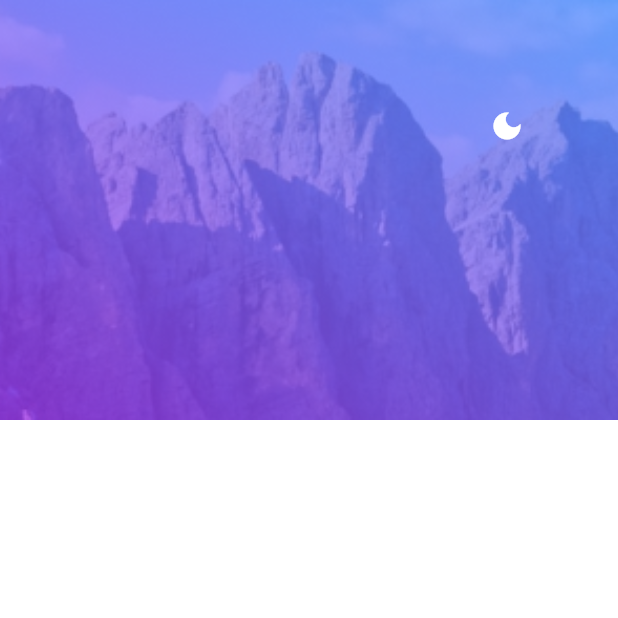
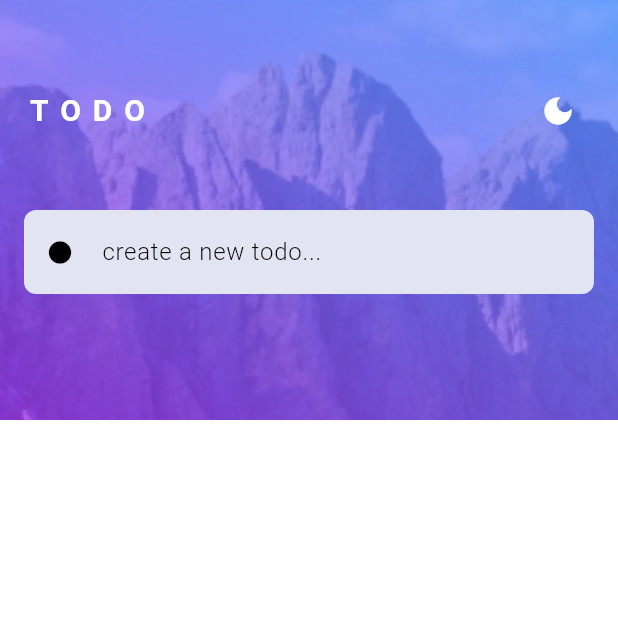
Before and after one commit to Kirin-Josh/TodoPal, a Flutter app: the screen it shows after launch, on a phone screen of 412 x 824 dp, the top half of it. Run offline on Flutter 3.47's test engine with Material 3 defaults, Android fonts, the phone set to English and light mode, and no system bars.

Commit message:
added a create input widget

```diff
--- a/lib/screen/homepage.dart
+++ b/lib/screen/homepage.dart
@@ -1,6 +1,7 @@
 import 'package:flutter/material.dart';
 import 'package:provider/provider.dart';
 import 'package:todo_app/Provider/theme_provider.dart';
+import 'package:todo_app/widgets/create_input.dart';
 
 class Homepage extends StatefulWidget {
   const Homepage({super.key});
@@ -34,10 +35,21 @@ class _HomepageState extends State<Homepage> {
                   ),
                 ),
               ),
-              Positioned(
-                top: 60,
-                right: 50,
-                child: IconButton(
+              Padding(
+                padding: const EdgeInsets.only(top: 50.0, right: 16, left: 16),
+                child: Row(
+                  children: [
+                    const Text(
+                      'TODO',
+                      style: TextStyle(
+                        fontSize: 20,
+                        fontWeight: FontWeight.bold,
+                        letterSpacing: 8,
+                        color: Colors.white,
+                      ),
+                    ),
+                    const Spacer(),
+                    IconButton(
                       onPressed: () {
                         provider.setTheme();
                       },
@@ -46,6 +58,13 @@ class _HomepageState extends State<Homepage> {
                         color: Colors.white,
                       ),
                     ),
+                  ],
+                ),
+              ),
+              const SizedBox(height: 20),
+              Padding(
+                padding: const EdgeInsets.only(top: 140.0, right: 16, left: 16),
+                child: CreateInput(suffixIcon: Icon(Icons.circle, size: 18,)),
               ),
             ],
           ),
--- a/lib/theme/dark_theme.dart
+++ b/lib/theme/dark_theme.dart
@@ -4,4 +4,13 @@ ThemeData darkTheme = ThemeData(
   brightness: Brightness.dark,
   colorScheme: ColorScheme.dark(
     primary: Color.fromRGBO(37, 39, 61, 1)),
+    scaffoldBackgroundColor: Color.fromRGBO(37, 39, 61, 1),
+    textTheme: const TextTheme(
+    bodyLarge: TextStyle(color: Colors.white),
+    bodyMedium: TextStyle(color: Colors.white),
+    bodySmall: TextStyle(color: Colors.white),
+    headlineLarge: TextStyle(color: Colors.white),
+    headlineMedium: TextStyle(color: Colors.white),
+    headlineSmall: TextStyle(color: Colors.white),
+  ),
 );
--- a/lib/theme/light_theme.dart
+++ b/lib/theme/light_theme.dart
@@ -2,5 +2,17 @@ import 'package:flutter/material.dart';
 
 ThemeData lightTheme = ThemeData(
   brightness: Brightness.light,
-  colorScheme: ColorScheme.light(primary: Color.fromRGBO(227, 228, 241, 1)),
+  colorScheme: ColorScheme.light(
+    primary: Color.fromRGBO(227, 228, 241, 1)
+  ),
+  scaffoldBackgroundColor: Colors.white,
+  textTheme: const TextTheme(
+    bodyLarge: TextStyle(color: Colors.black),
+    bodyMedium: TextStyle(color: Colors.black),
+    bodySmall: TextStyle(color: Colors.black),
+    headlineLarge: TextStyle(color: Colors.black),
+    headlineMedium: TextStyle(color: Colors.black),
+    headlineSmall: TextStyle(color: Colors.black),
+  ),
 );
+// Color.fromRGBO(227, 228, 241, 1)
--- /dev/null
+++ b/lib/widgets/create_input.dart
@@ -0,0 +1,68 @@
+import 'package:flutter/material.dart';
+
+class CreateInput extends StatefulWidget {
+  final ValueChanged<String>? onTextChanged;
+  final VoidCallback? onSearchClosed;
+  final String hintText;
+  final Widget suffixIcon;
+
+  const CreateInput({
+    super.key,
+    this.onTextChanged,
+    this.onSearchClosed,
+    this.hintText = 'create a new todo...',
+    required this.suffixIcon,
+  });
+
+  @override
+  State<CreateInput> createState() => _CreateInputState();
+}
+
+class _CreateInputState extends State<CreateInput> {
+  final TextEditingController _textController = TextEditingController();
+
+  @override
+  void initState() {
+    super.initState();
+    _textController.addListener(_onTextChanged);
+  }
+
+  void _onTextChanged() {
+    if (widget.onTextChanged != null) {
+      widget.onTextChanged!(_textController.text);
+    }
+  }
+
+  @override
+  void dispose() {
+    _textController.removeListener(_onTextChanged);
+    _textController.dispose();
+    super.dispose();
+  }
+
+  @override
+  Widget build(BuildContext context) {
+    return TextField(
+      controller: _textController,
+      decoration: InputDecoration(
+        contentPadding: EdgeInsets.symmetric(horizontal: 20, vertical: 16),
+        floatingLabelBehavior: FloatingLabelBehavior.never,
+
+        isDense: true,
+        filled: true,
+        border: OutlineInputBorder(
+          borderRadius: BorderRadius.circular(8),
+          borderSide: BorderSide.none,
+        ),
+        fillColor: Theme.of(context).colorScheme.primary,
+        hintText: widget.hintText,
+        prefixIcon: widget.suffixIcon,
+        hintStyle: const TextStyle(
+          fontWeight: FontWeight.w300,
+          fontSize: 16,
+        ),
+      ),
+      onChanged: (text) => widget.onTextChanged?.call(text), // Update callback
+    );
+  }
+}
```
Lines whose indentation alone changed are shown as unchanged.
